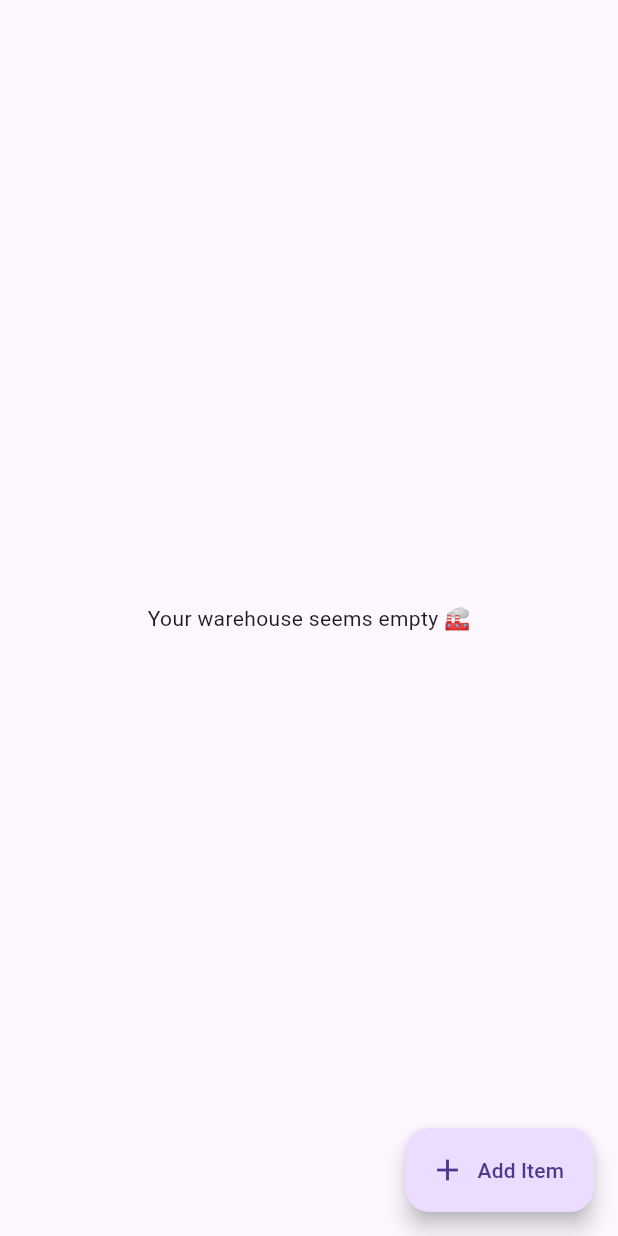
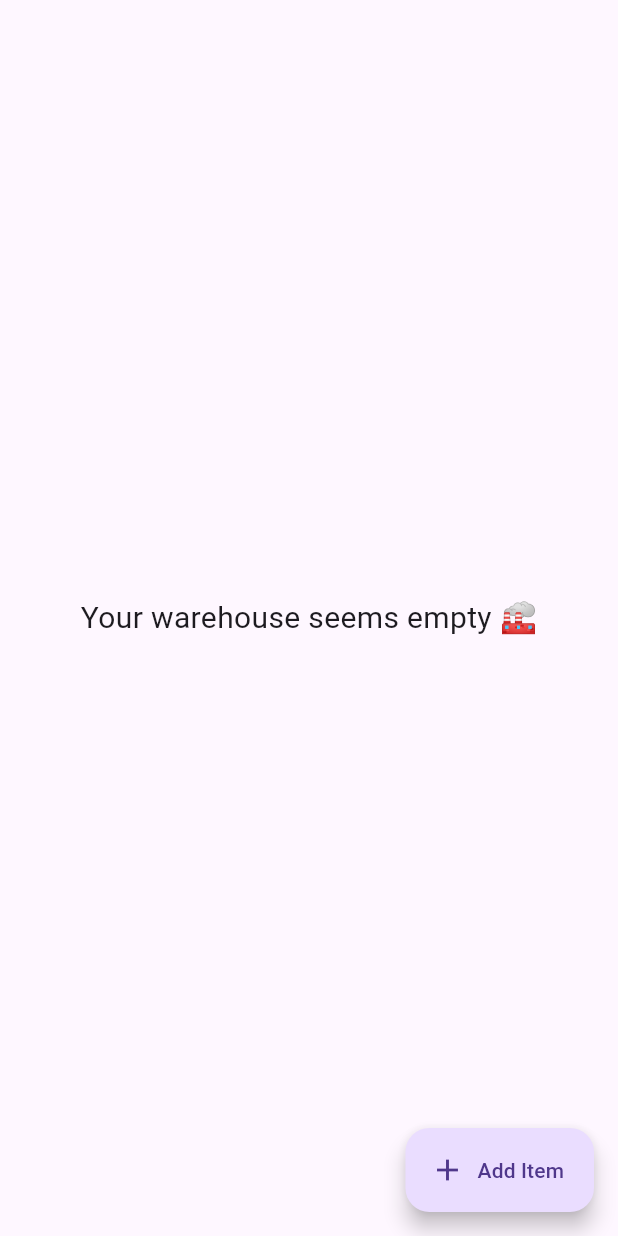
Before and after one commit to iamansuman/mobilepos, a Flutter app: the Inventory screen opened directly, on a phone screen of 412 x 824 dp. Run offline on Flutter 3.47's test engine with Material 2 defaults, Android fonts, the phone set to English and light mode, and no system bars; our stand-ins replace just_audio, qr_flutter, shared_preferences, sqflite; missing offline and left inert: flutter_barcode_scanner; accounts and stored records are empty.

Commit message:
formatted doc

```diff
--- a/lib/pages/inventory/inventory.dart
+++ b/lib/pages/inventory/inventory.dart
@@ -51,7 +51,8 @@ class _InventoryState extends State<Inventory> {
                     style: const TextStyle(fontSize: 20, fontWeight: FontWeight.w900),
                   ),
                   title: Text(item.itemName),
-                  subtitle: Text("${item.barcode} | ${item.singleUnitQuantity} | $currencyChar${item.price}", key: UniqueKey()),
+                  subtitle: Text("${item.barcode} | ${item.singleUnitQuantity} | $currencyChar${item.price}",
+                      key: UniqueKey()),
                   trailing: PopupMenuButton(
                     itemBuilder: (context) {
                       return [
@@ -110,7 +111,12 @@ class _InventoryState extends State<Inventory> {
               }),
             );
           } else {
-            return const Center(child: Text('Your warehouse seems empty 🏭'));
+            return const Center(
+              child: Text(
+                'Your warehouse seems empty 🏭',
+                style: TextStyle(fontSize: 20),
+              ),
+            );
           }
         },
       ),
```
